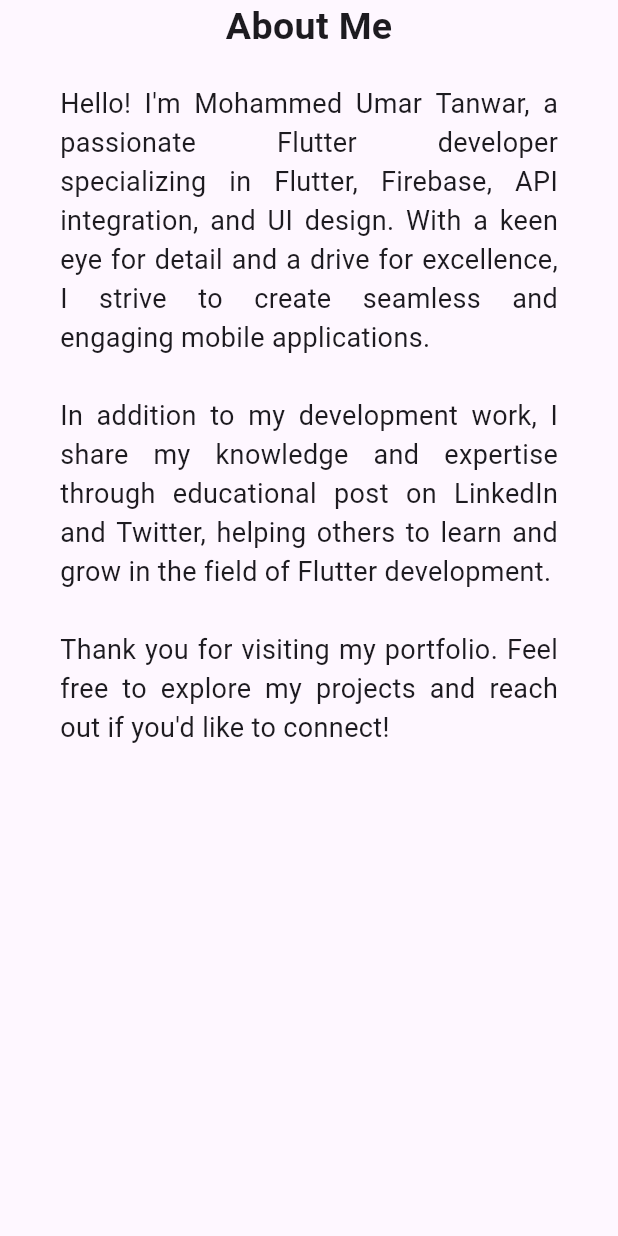
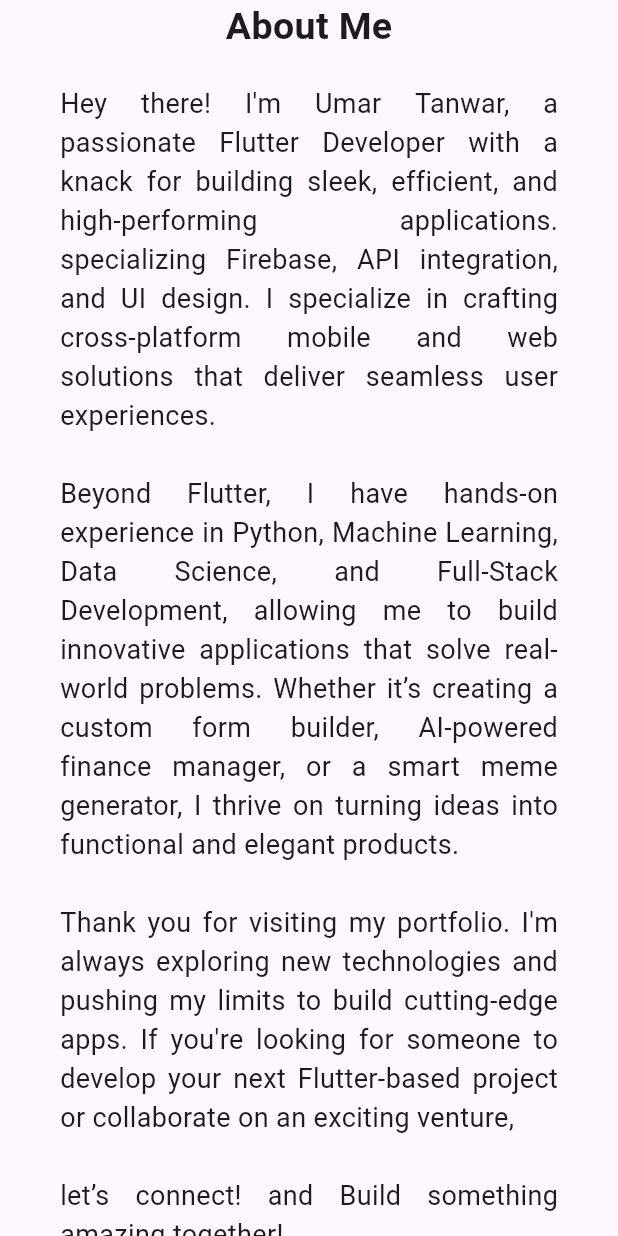
Before and after one commit to UmarTanwar3527/Portfolio_Website, a Flutter app: the AboutMe widget shown alone on an empty page, opened directly, on a phone screen of 412 x 824 dp. Run offline on Flutter 3.47's test engine with Material 3 defaults, Android fonts, the light colour scheme and no system bars; missing offline and left inert: mailer; network calls fail.

Commit message:
some code changes

```diff
--- /dev/null
+++ b/devtools_options.yaml
@@ -0,0 +1,3 @@
+description: This file stores settings for Dart & Flutter DevTools.
+documentation: https://docs.flutter.dev/tools/devtools/extensions#configure-extension-enablement-states
+extensions:
--- a/lib/View/Components/about_me.dart
+++ b/lib/View/Components/about_me.dart
@@ -23,7 +23,7 @@ class AboutMe extends StatelessWidget {
           ),
           SizedBox(height: Responsive.isMobile(context) ? 20 : 40),
           Text(
-            "Hello! I'm Mohammed Umar Tanwar, a passionate Flutter developer specializing in Flutter, Firebase, API integration, and UI design. With a keen eye for detail and a drive for excellence, I strive to create seamless and engaging mobile applications.\n\nIn addition to my development work, I share my knowledge and expertise through educational post on LinkedIn and Twitter, helping others to learn and grow in the field of Flutter development.\n\nThank you for visiting my portfolio. Feel free to explore my projects and reach out if you'd like to connect!",
+            "Hey there! I'm Umar Tanwar, a passionate Flutter Developer with a knack for building sleek, efficient, and high-performing applications. specializing Firebase, API integration, and UI design. I specialize in crafting cross-platform mobile and web solutions that deliver seamless user experiences.\n\nBeyond Flutter, I have hands-on experience in Python, Machine Learning, Data Science, and Full-Stack Development, allowing me to build innovative applications that solve real-world problems. Whether it’s creating a custom form builder, AI-powered finance manager, or a smart meme generator, I thrive on turning ideas into functional and elegant products.\n\nThank you for visiting my portfolio. I'm always exploring new technologies and pushing my limits to build cutting-edge apps. If you're looking for someone to develop your next Flutter-based project or collaborate on an exciting venture, \n\nlet’s connect! and Build something amazing together!",
             style: TextStyle(
               fontSize: Responsive.isMobile(context) ? 18 : 20,
             ),
--- a/lib/View/Components/prfile_and_intro.dart
+++ b/lib/View/Components/prfile_and_intro.dart
@@ -61,7 +61,7 @@ class ProfileAndIntro extends StatelessWidget {
                             ),
                           ),
                           const Text(
-                            "I'm Umar Tanwar, a Software Devloper\nSpecializing in Flutter Developemnt, API Integration, Python Development, & Data Scientist.",
+                            "I'm Umar Tanwar, a Software Developer.\nSpecializing in Flutter Developement, API Integration, Python Development, & Data Science.",
                             style: TextStyle(
                               fontSize: 17.5,
                               fontWeight: FontWeight.w500,
```
